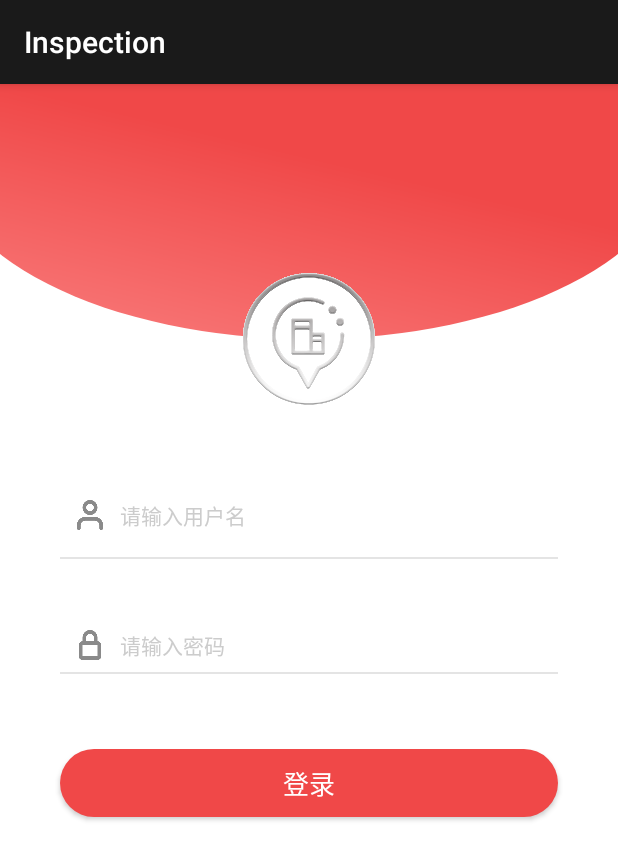
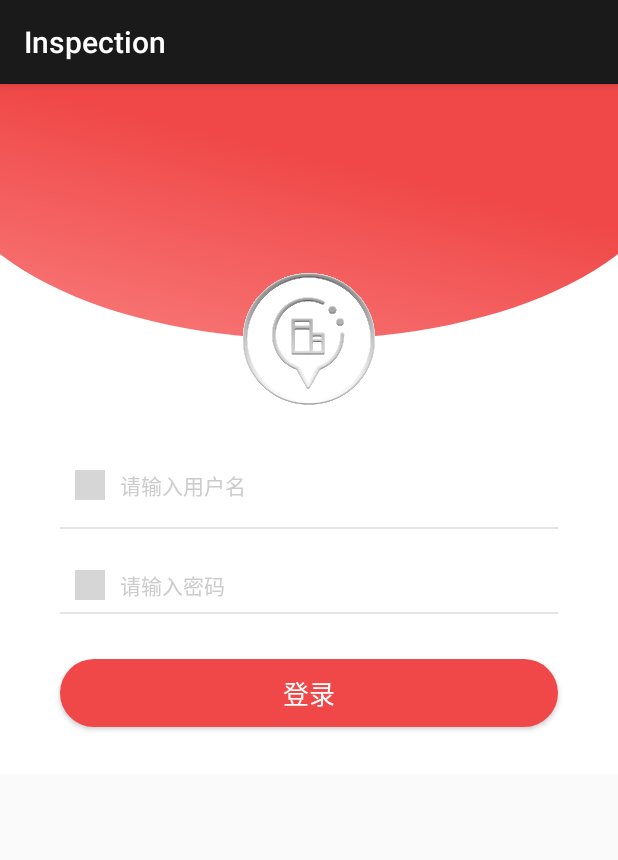
Before and after one commit to whfish/Inspection, an Android app: the LoginActivity screen opened directly, with no data from a screen before it, on a phone screen of 412 x 824 dp. Shown: the top 860 px of the screen. Run offline under Robolectric (Android 15) with nearby library versions, the phone set to English and light mode, and no system bars; grey boxes are pictures that could not be loaded.

Commit message:
图片换位，登录、我的界面+底部栏微调

```diff
--- a/Inspection/app/src/main/res/drawable/main_bottom.xml
+++ b/Inspection/app/src/main/res/drawable/main_bottom.xml
@@ -1,5 +1,5 @@
 <?xml version="1.0" encoding="utf-8"?>
 <selector xmlns:android="http://schemas.android.com/apk/res/android">
-    <item android:color="@color/colorAccent_Red" android:state_checked="true" />
-    <item android:color="@color/white" android:state_checked="false" />
+    <item android:color="@color/color_ed5831" android:state_checked="true" />
+    <item android:color="@color/color_gray" android:state_checked="false" />
 </selector>
--- a/Inspection/app/src/main/res/layout/activity_login.xml
+++ b/Inspection/app/src/main/res/layout/activity_login.xml
@@ -2,7 +2,7 @@
 <RelativeLayout xmlns:android="http://schemas.android.com/apk/res/android"
     android:orientation="vertical"
     android:layout_width="match_parent"
-    android:layout_height="match_parent"
+    android:layout_height="wrap_content"
     android:background="@color/white">
     <LinearLayout
         android:layout_width="match_parent"
@@ -13,7 +13,7 @@
     <LinearLayout
         android:id="@+id/ll_login"
         android:layout_width="match_parent"
-        android:layout_height="match_parent"
+        android:layout_height="wrap_content"
         android:orientation="vertical">
 
 
@@ -40,7 +40,7 @@
             android:layout_width="match_parent"
             android:layout_height="wrap_content"
             android:layout_marginLeft="40dp"
-            android:layout_marginTop="50dp"
+            android:layout_marginTop="30dp"
             android:layout_marginRight="40dp"
             android:gravity="center_vertical"
             android:orientation="horizontal">
@@ -51,7 +51,7 @@
                 android:layout_height="20dp"
                 android:layout_marginLeft="10dp"
                 android:layout_marginRight="10dp"
-                android:src="@drawable/icon_user_invisible"
+                android:src="@mipmap/icon_user_invisible"
                 android:visibility="visible" />
 
             <EditText
@@ -81,7 +81,7 @@
             android:layout_width="match_parent"
             android:layout_height="wrap_content"
             android:layout_marginLeft="40dp"
-            android:layout_marginTop="40dp"
+            android:layout_marginTop="20dp"
             android:layout_marginRight="40dp"
             android:gravity="center_vertical"
             android:orientation="horizontal">
@@ -92,7 +92,7 @@
                 android:layout_height="20dp"
                 android:layout_marginLeft="10dp"
                 android:layout_marginRight="10dp"
-                android:src="@drawable/icon_pwd_invisible"
+                android:src="@mipmap/icon_pwd_invisible"
                 android:visibility="visible" />
 
             <EditText
@@ -121,7 +121,7 @@
         <RelativeLayout
             android:layout_width="match_parent"
             android:layout_height="wrap_content"
-            android:layout_marginTop="50dp"
+            android:layout_marginTop="30dp"
             android:gravity="center_vertical"
             android:orientation="horizontal"
             android:paddingBottom="15dp">
@@ -130,7 +130,7 @@
             <Button
                 android:id="@+id/tv_login"
                 android:layout_width="fill_parent"
-                android:layout_height="45.0dip"
+                android:layout_height="45dp"
                 android:layout_marginBottom="16.0dip"
                 android:layout_marginLeft="40.0dip"
                 android:layout_marginRight="40.0dip"
--- a/Inspection/app/src/main/res/layout/activity_main.xml
+++ b/Inspection/app/src/main/res/layout/activity_main.xml
@@ -18,11 +18,11 @@
         android:id="@+id/main_bottom"
         android:layout_width="match_parent"
         android:layout_height="58dp"
-        android:background="@color/design_default_color_primary"
+        android:background="@color/white"
         app:itemIconTint="@drawable/main_bottom"
         app:itemTextColor="@drawable/main_bottom"
         app:labelVisibilityMode="labeled"
-        app:menu="@menu/navigation"/>
+        app:menu="@menu/navigation" />
 
 
 </LinearLayout>
--- a/Inspection/app/src/main/res/layout/activity_me.xml
+++ b/Inspection/app/src/main/res/layout/activity_me.xml
@@ -148,11 +148,11 @@
 
             <RelativeLayout
                 android:layout_width="match_parent"
-                android:layout_height="wrap_content"
+                android:layout_height="match_parent"
                 android:gravity="center_vertical"
                 android:orientation="horizontal"
-                android:paddingTop="30dp"
-                android:paddingBottom="15dp">
+                android:paddingTop="20dp"
+                >
 
 
                 <Button
--- a/Inspection/app/src/main/res/values/dimen.xml
+++ b/Inspection/app/src/main/res/values/dimen.xml
@@ -24,6 +24,7 @@
     <dimen name="size_sss">6sp</dimen>
     <dimen name="activity_horizontal_margin">16dp</dimen>
     <dimen name="activity_vertical_margin">16dp</dimen>
+    <dimen name="tab_size">10sp</dimen>
 
     <!-- 间距 -->
     <dimen name="interval_20px">10dp</dimen>
--- a/Inspection/app/src/main/res/values/styles.xml
+++ b/Inspection/app/src/main/res/values/styles.xml
@@ -8,4 +8,5 @@
         <item name="colorAccent">@color/colorAccent_Red</item>
     </style>
 
+
 </resources>
```
Also changed, not shown: Inspection/app/src/main/res/layout/activity_as.xml (+13 -5 lines), Inspection/app/src/main/res/menu/navigation.xml (+4 -4 lines), Inspection/app/src/main/res/values/strings.xml (+8 -0 lines), Inspection/app/src/main/res/drawable/icon_device.png (deleted), Inspection/app/src/main/res/drawable/icon_mine.png (deleted), Inspection/app/src/main/res/drawable/icon_pwd_invisible.png (deleted), Inspection/app/src/main/res/drawable/icon_state.png, Inspection/app/src/main/res/drawable/icon_system.png (deleted), Inspection/app/src/main/res/drawable/icon_user_invisible.png (deleted).
